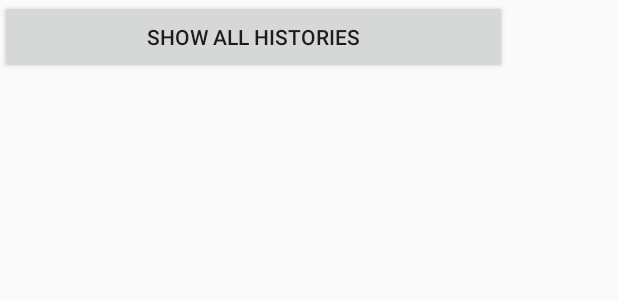
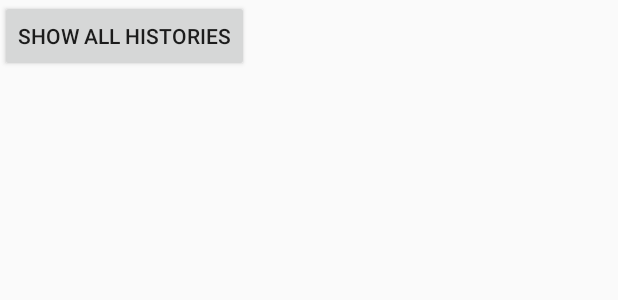
Before and after one commit to k163377/ToyohashiChariMap, an Android app: the layout activity_history.xml on its own in the app's theme, with its tools: preview values and no code run, on a phone screen of 412 x 824 dp. Shown: the top 300 px of the screen. Run offline under Robolectric (Android 15) with nearby library versions, the phone set to English and light mode, and no system bars.

Commit message:
XML修正

```diff
--- a/app/src/main/res/layout/activity_history.xml
+++ b/app/src/main/res/layout/activity_history.xml
@@ -1,28 +1,23 @@
 <?xml version="1.0" encoding="utf-8"?>
-<android.support.constraint.ConstraintLayout xmlns:android="http://schemas.android.com/apk/res/android"
+<ScrollView xmlns:android="http://schemas.android.com/apk/res/android"
     xmlns:app="http://schemas.android.com/apk/res-auto"
     xmlns:tools="http://schemas.android.com/tools"
+    xmlns:ads="http://schemas.android.com/apk/res-auto"
     android:layout_width="match_parent"
     android:layout_height="match_parent"
     tools:context="com.doubutsunoyakata.toyohashicharimap.input.HistoryActivity">
 
-    <Button
-        android:id="@+id/showAll"
-        android:layout_width="338dp"
-        android:layout_height="49dp"
-        android:text="Show All Histories"
-        tools:layout_editor_absoluteX="24dp"
-        tools:layout_editor_absoluteY="4dp" />
+    <LinearLayout
+        android:id="@+id/linearLayout"
+        android:layout_width="match_parent"
+        android:layout_height="match_parent"
+        android:orientation="vertical">
 
-    <ScrollView
-        android:layout_width="371dp"
-        android:layout_height="444dp"
-        tools:layout_editor_absoluteX="8dp"
-        tools:layout_editor_absoluteY="60dp">
+        <Button
+            android:id="@+id/showAll"
+            android:layout_width="wrap_content"
+            android:layout_height="wrap_content"
+            android:text="Show All Histories" />
+    </LinearLayout>
 
-        <LinearLayout
-            android:layout_width="match_parent"
-            android:layout_height="wrap_content"
-            android:orientation="vertical" />
-    </ScrollView>
-</android.support.constraint.ConstraintLayout>
+</ScrollView>
```
